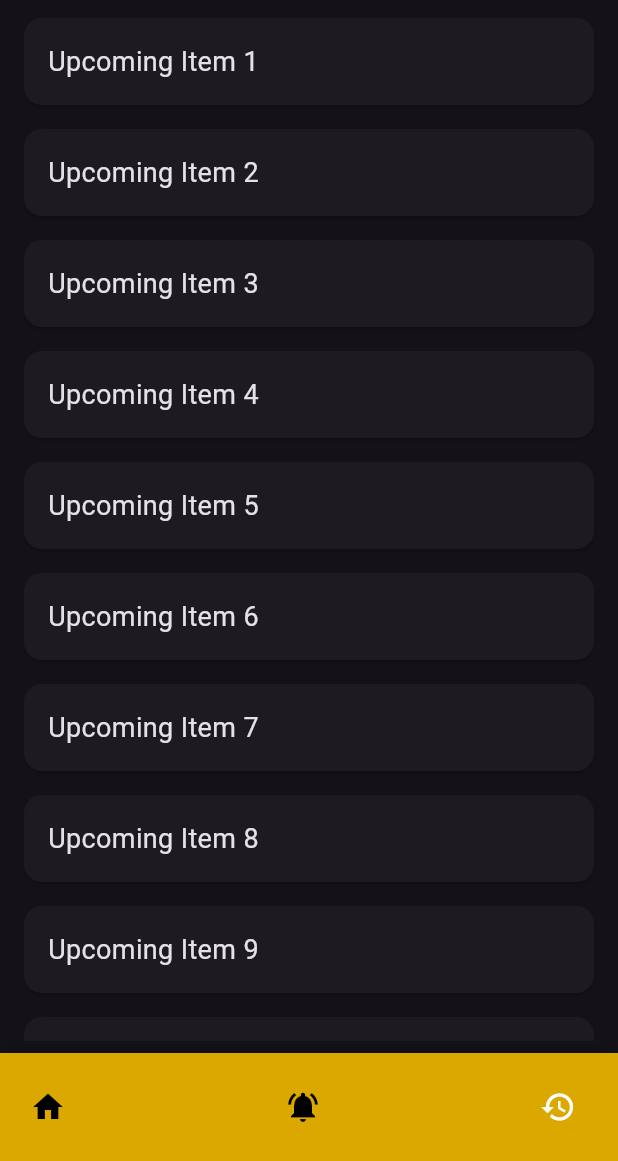
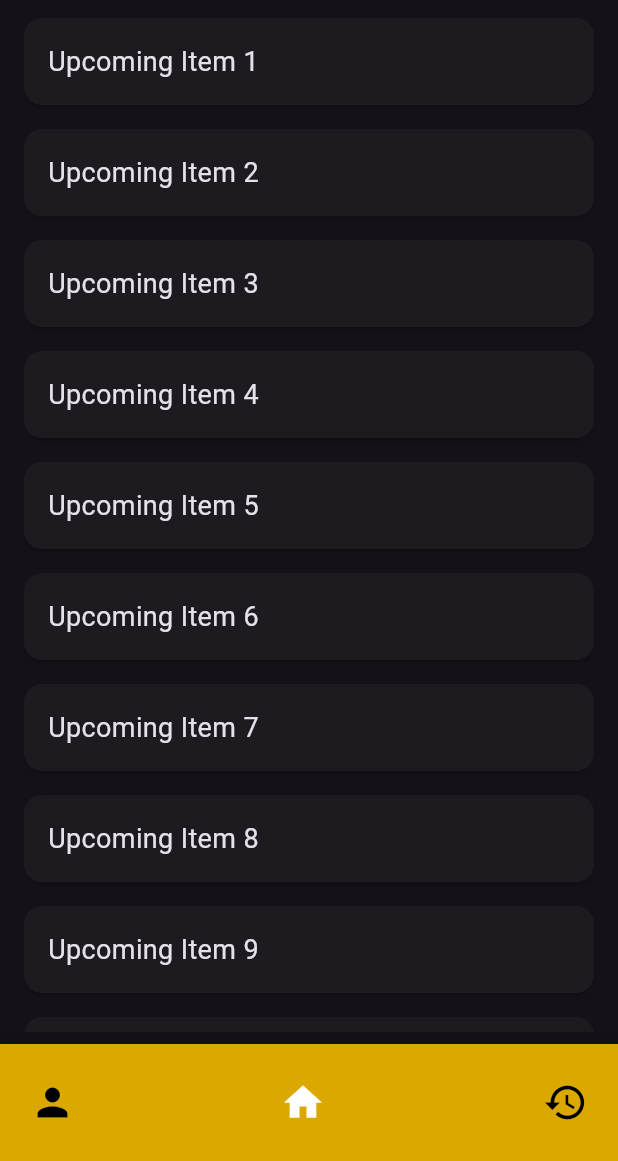
Before and after one commit to jincykp/zoomio, a Flutter app: the HomePage screen opened directly, item 3 of the bottom bar chosen, on a phone screen of 412 x 824 dp, the part 75-1236 px from its top. Run offline on Flutter 3.47's test engine with Material 3 defaults, Android fonts, the phone set to English and light mode, and no system bars; drawn by our look-alikes of buttons_tabbar, google_nav_bar; our stand-ins replace bloc, cloud_firestore, equatable, firebase_auth, firebase_core, firebase_database and 14 more; missing offline and left inert: flutter_polyline_points, razorpay_flutter; accounts and stored records are empty.

```diff
--- a/lib/views/home_page.dart
+++ b/lib/views/home_page.dart
@@ -2,19 +2,15 @@ import 'dart:io';
 import 'package:cloud_firestore/cloud_firestore.dart';
 import 'package:firebase_auth/firebase_auth.dart';
 import 'package:flutter/material.dart';
-import 'package:flutter_bloc/flutter_bloc.dart';
 import 'package:google_sign_in/google_sign_in.dart';
 import 'package:image_picker/image_picker.dart';
 import 'package:permission_handler/permission_handler.dart';
-import 'package:zoomer/controllers/theme.dart';
 import 'package:zoomer/services/auth_services.dart';
 import 'package:zoomer/services/userservices.dart';
 import 'package:zoomer/views/screens/bottom_screens/home_screen.dart';
 import 'package:zoomer/views/screens/bottom_screens/notification.dart';
-import 'package:zoomer/views/screens/complaints/complaints.dart';
+import 'package:zoomer/views/screens/custom_widgets/custom_drawer.dart';
 import 'package:zoomer/views/screens/history/history.dart';
-import 'package:zoomer/views/screens/login_screens/sign_in.dart';
-import 'package:zoomer/views/screens/profile/user_profile_screen.dart';
 import 'package:zoomer/views/screens/styles/appstyles.dart';
 import 'package:google_nav_bar/google_nav_bar.dart';
 
@@ -40,7 +36,6 @@ class _HomePageState extends State<HomePage> {
   // Pages for the Bottom Navigation Bar
   final List<Widget> _pages = [
     const HomeScreen(), // Home Page
-    const NotificationsScreen(), // Notifications Page
     const HistoryScreen(), // History Page
   ];
 
@@ -95,7 +90,11 @@ class _HomePageState extends State<HomePage> {
       key: _scaffoldKey,
       body: _pages[_currentIndex],
       bottomNavigationBar: _buildBottomNavigationBar(),
-      endDrawer: _buildDrawer(context),
+      drawer: const CustomDrawerawer(
+        userEmail: '',
+        userName: '',
+        photoUrl: null,
+      ),
     );
   }
 
@@ -128,166 +127,31 @@ class _HomePageState extends State<HomePage> {
         padding: const EdgeInsets.symmetric(horizontal: 20, vertical: 24),
         tabBackgroundColor: ThemeColors.primaryColor.withOpacity(0.1),
         tabs: const [
-          GButton(icon: Icons.home),
-          GButton(icon: Icons.notifications_active),
-          GButton(icon: Icons.history),
+          GButton(
+            icon: Icons.person,
+            iconSize: 30,
+          ),
+          GButton(icon: Icons.home, iconSize: 30),
+          GButton(icon: Icons.history, iconSize: 30),
         ],
         selectedIndex: _currentIndex,
         onTabChange: (index) {
           setState(() {
-            _currentIndex = index;
+            if (index == 0) {
+              // Profile icon - open drawer
+              _scaffoldKey.currentState?.openDrawer();
+            } else if (index == 1) {
+              // Home icon - show home screen
+              _currentIndex = 0;
+            } else if (index == 2) {
+              // Changed from index == 3 to index == 2
+              // History icon - show history screen
+              _currentIndex =
+                  1; // Changed from 2 to 1 since we have only 2 pages
+            }
           });
         },
       ),
     );
   }
-
-  // Drawer for navigation
-  Widget _buildDrawer(BuildContext context) {
-    return ClipRRect(
-      borderRadius: const BorderRadius.only(
-        topLeft: Radius.circular(0),
-        bottomLeft: Radius.circular(0),
-      ),
-      child: Drawer(
-        child: ListView(
-          padding: EdgeInsets.zero,
-          children: [
-            _buildUserHeader(context),
-            _buildDrawerListTile(
-              icon: Icons.dark_mode,
-              title: "Theme",
-              onTap: () {
-                context.read<ThemeCubit>().toggleTheme();
-              },
-            ),
-            const Divider(),
-            _buildDrawerListTile(
-              icon: Icons.warning_amber_outlined,
-              title: "Complain",
-              onTap: () {
-                Navigator.push(
-                  context,
-                  MaterialPageRoute(
-                    builder: (context) => const ComplaintScreen(),
-                  ),
-                );
-              },
-            ),
-            const Divider(),
-            _buildDrawerListTile(
-              icon: Icons.info_outline,
-              title: "About us",
-              onTap: () {},
-            ),
-            const Divider(),
-            _buildDrawerListTile(
-              icon: Icons.settings,
-              title: "Settings",
-              onTap: () {},
-            ),
-            const Divider(),
-            _buildDrawerListTile(
-              icon: Icons.help_center_outlined,
-              title: "Help and Support",
-              onTap: () {},
-            ),
-            const Divider(),
-            _buildDrawerListTile(
-              icon: Icons.logout,
-              title: "Logout",
-              onTap: () async => _handleLogout(context),
-            ),
-            const Divider(),
-          ],
-        ),
-      ),
-    );
-  }
-
-  // User Header for the Drawer
-  Widget _buildUserHeader(BuildContext context) {
-    return GestureDetector(
-      onTap: () {
-        Navigator.push(
-          context,
-          MaterialPageRoute(
-            builder: (context) => UserProfile(
-              email: userEmail, // Pass email
-              initialName: userName, // Pass name (if available)
-              photoUrl: _googleUser?.photoUrl, // Pass photo URL
-            ),
-          ),
-        );
-      },
-      child: UserAccountsDrawerHeader(
-        decoration: const BoxDecoration(color: ThemeColors.primaryColor),
-        accountName: userName != null && userName!.isNotEmpty
-            ? Padding(
-                padding: const EdgeInsets.only(top: 17.0),
-                child: Text(userName!),
-              )
-            : null,
-        accountEmail: Text(userEmail ?? ""),
-        currentAccountPicture: CircleAvatar(
-          radius: 40,
-          backgroundColor: Theme.of(context).brightness == Brightness.dark
-              ? Colors.black
-              : Colors.white,
-          backgroundImage: _profileImage != null
-              ? FileImage(File(_profileImage!.path))
-              : (_googleUser?.photoUrl != null
-                  ? NetworkImage(_googleUser!.photoUrl!)
-                  : const AssetImage('assets/images/single-person.png')
-                      as ImageProvider),
-        ),
-      ),
-    );
-  }
-
-  // Drawer List Tile Widget
-  Widget _buildDrawerListTile({
-    required IconData icon,
-    required String title,
-    required VoidCallback onTap,
-  }) {
-    return ListTile(
-      leading: Icon(icon),
-      title: Text(title),
-      onTap: onTap,
-    );
-  }
-
-  // Logout Handler
-  Future<void> _handleLogout(BuildContext context) async {
-    showDialog(
-      context: context,
-      builder: (BuildContext context) {
-        return AlertDialog(
-          title: const Text(
-            "Logout Confirmation",
-            style: Textstyles.gTextdescription,
-          ),
-          content: const Text("Are you sure you want to logout?"),
-          actions: [
-            TextButton(
-              onPressed: () => Navigator.of(context).pop(),
-              child: const Text("Cancel"),
-            ),
-            TextButton(
-              onPressed: () async {
-                Navigator.of(context).pop();
-                await auth.signout();
-                Navigator.pushReplacement(
-                  context,
-                  MaterialPageRoute(builder: (context) => const SignInScreen()),
-                );
-              },
-              child: const Text("Logout"),
-            ),
-          ],
-        );
-      },
-    );
-  }
 }
--- a/lib/views/screens/bottom_screens/home_screen.dart
+++ b/lib/views/screens/bottom_screens/home_screen.dart
@@ -1,14 +1,8 @@
 import 'dart:async';
-import 'package:cloud_firestore/cloud_firestore.dart';
-import 'package:firebase_auth/firebase_auth.dart';
 import 'package:flutter/material.dart';
 import 'package:geolocator/geolocator.dart';
 import 'package:google_maps_flutter/google_maps_flutter.dart';
-import 'package:google_sign_in/google_sign_in.dart';
-import 'package:image_picker/image_picker.dart';
 import 'package:permission_handler/permission_handler.dart';
-import 'package:zoomer/services/auth_services.dart';
-import 'package:zoomer/services/userservices.dart';
 import 'package:zoomer/views/screens/custom_widgets/custom_drawer.dart';
 import 'package:zoomer/views/screens/styles/appstyles.dart';
 import 'package:zoomer/views/screens/where_to_go_screens/where_togo.dart';
--- a/lib/views/screens/chat_screens/chat_screen.dart
+++ b/lib/views/screens/chat_screens/chat_screen.dart
@@ -8,12 +8,12 @@ import 'package:zoomer/views/screens/styles/appstyles.dart';
 
 class ChatScreen extends StatefulWidget {
   final String receiverUserEmail;
-  final String receiverUserId;
+  final String receiverUserId; final String receiverName;
 
   const ChatScreen({
     super.key,
     required this.receiverUserEmail,
-    required this.receiverUserId,
+    required this.receiverUserId, required this.receiverName,
   });
 
   @override
@@ -47,7 +47,7 @@ class _ChatScreenState extends State<ChatScreen> {
   Widget build(BuildContext context) {
     return Scaffold(
       appBar: AppBar(
-        title: Text(widget.receiverUserEmail),
+       title: Text(widget.receiverName),
         backgroundColor: ThemeColors.primaryColor,
         elevation: 2,
       ),
--- a/lib/views/screens/custom_widgets/custom_botttomsheet.dart
+++ b/lib/views/screens/custom_widgets/custom_botttomsheet.dart
@@ -143,6 +143,7 @@ class _CustomBottomsheetState extends State<CustomBottomsheet>
                 vehicleDetails: vehicleDetails,
                 bookingId: widget.bookingId,
                 totalAmount: (bookingData['totalPrice'] ?? 0.0).toDouble(),
+                driverId: bookingData['driverId'] ?? '',
               ),
             ),
           );
@@ -322,6 +323,7 @@ class _CustomBottomsheetState extends State<CustomBottomsheet>
                                   receiverUserEmail:
                                       driverDetails!['email'] ?? 'Driver',
                                   receiverUserId: driverId,
+                                  receiverName: driverDetails!['displayName'],
                                 ),
                               ),
                             );
--- a/lib/views/screens/history/history.dart
+++ b/lib/views/screens/history/history.dart
@@ -13,7 +13,8 @@ class HistoryScreen extends StatelessWidget {
     return DefaultTabController(
       length: 3, // Number of tabs
       child: Scaffold(
-        body: Padding(
+        body: SafeArea(
+          child: Padding(
             padding: const EdgeInsets.all(8.0),
             child: Column(
               children: [
@@ -45,6 +46,7 @@ class HistoryScreen extends StatelessWidget {
             ),
           ),
         ),
+      ),
     );
   }
 }
--- a/pubspec.yaml
+++ b/pubspec.yaml
@@ -83,6 +83,8 @@ dependencies:
   dio: ^5.7.0
   razorpay_flutter: ^1.3.7
   fluttertoast: ^8.2.4
+  flutter_local_notifications: ^18.0.1
+  flutter_rating_bar: ^4.0.1
 
 
 
```
Also changed, not shown: lib/views/screens/bottom_screens/rental.dart (deleted, +0 -12 lines), lib/views/screens/feedback_screen/feedback_screen.dart (added, +194 -0 lines), lib/views/screens/payment_screens/payment.dart (+18 -5 lines), pubspec.lock, 1 other file. Lines whose indentation alone changed are shown as unchanged.
